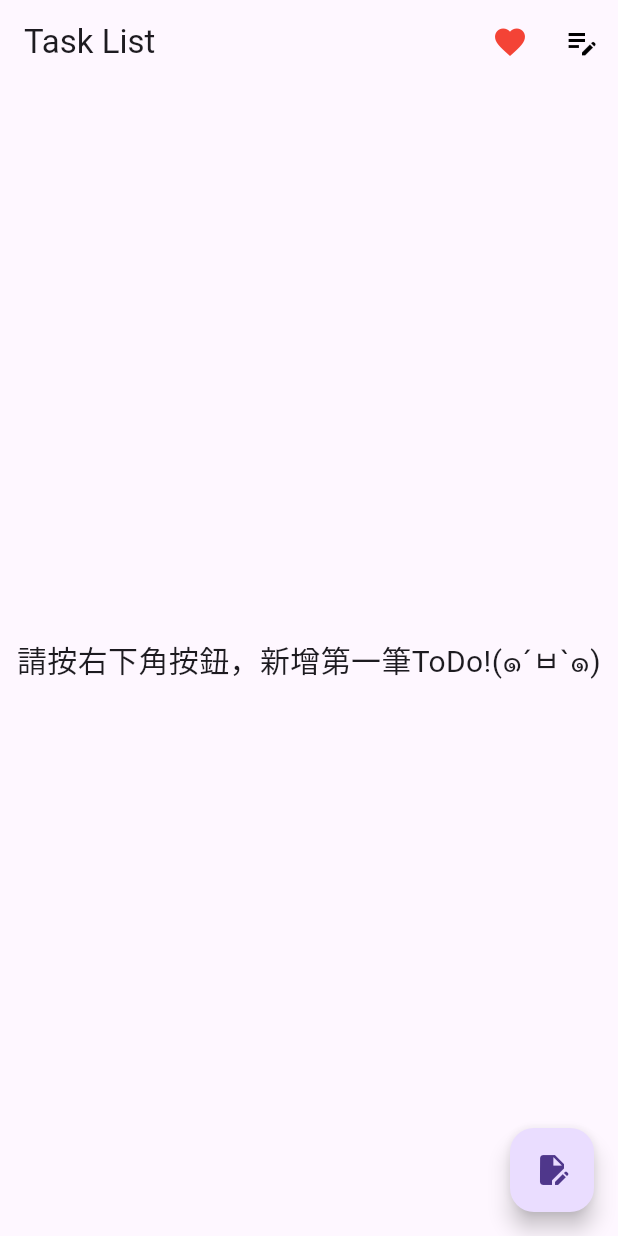
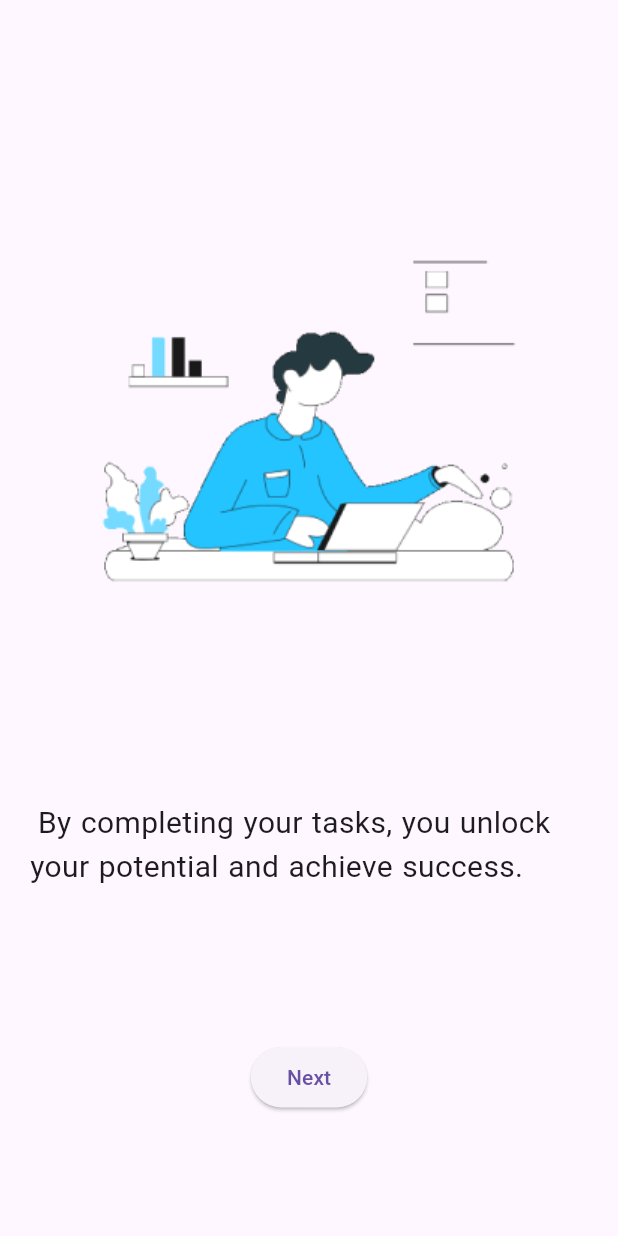
Before and after one commit to a23658945/Practice_1131219, a Flutter app: the screen it shows after launch, on a phone screen of 412 x 824 dp. Run offline on Flutter 3.47's test engine with Material 3 defaults, Android fonts, the phone set to English and light mode, and no system bars.

```diff
--- /dev/null
+++ b/lib/EntryScreen.dart
@@ -0,0 +1,32 @@
+import 'package:flutter/material.dart';
+
+class Entryscreen extends StatelessWidget {
+  const Entryscreen({super.key});
+
+  @override
+  Widget build(BuildContext context) {
+    return Scaffold(
+      body: Column(
+        mainAxisAlignment: MainAxisAlignment.spaceEvenly,
+        children: [
+          Container(
+            child: Image.asset('assets/SplashPage.png'),
+          ),
+          Container(
+            padding: EdgeInsets.all(20),
+            child: Text(
+              " By completing your tasks, you unlock your potential and achieve success.",
+              textAlign: TextAlign.left,
+              style: TextStyle(fontSize: 20, wordSpacing: 1),
+            ),
+          ),
+          ElevatedButton(
+              onPressed: () {
+                Navigator.pushNamed(context, '/ListPage');
+              },
+              child: Text("Next"))
+        ],
+      ),
+    );
+  }
+}
--- a/lib/ListPage.dart
+++ b/lib/ListPage.dart
@@ -46,6 +46,7 @@ class _ListPageState extends State<ListPage> {
               return Tasklist(
                   checked: item.checked,
                   content: item.content,
+                  loved: item.loved,
                   onCheckedChanged: (bool? newValue) {
                     setState(() {
                       task[index].checked = newValue ?? false;
@@ -64,7 +65,8 @@ class _ListPageState extends State<ListPage> {
           final result = await Navigator.pushNamed(context, '/ContentPage');
           if (result != null && result != '') {
             setState(() {
-              task.add(TodoData(checked: false, content: result.toString()));
+              task.add(TodoData(
+                  checked: false, content: result.toString(), loved: false));
             });
           }
 
--- a/lib/dataList.dart
+++ b/lib/dataList.dart
@@ -1,5 +1,6 @@
 class TodoData {
   String content;
   bool checked;
-  TodoData({required this.checked, required this.content});
+  bool loved;
+  TodoData({required this.checked, required this.content, required this.loved});
 }
--- a/lib/main.dart
+++ b/lib/main.dart
@@ -1,6 +1,7 @@
 import 'package:flutter/material.dart';
 import 'ContentPage.dart';
 import 'ListPage.dart';
+import 'EntryScreen.dart';
 
 void main() {
   runApp(const MainApp());
@@ -13,9 +14,9 @@ class MainApp extends StatelessWidget {
   Widget build(BuildContext context) {
     return MaterialApp(
       debugShowCheckedModeBanner: false,
-      initialRoute: '/ListPage',
+      initialRoute: '/',
       routes: {
-        // '/': (context) => Scaffold(body: ExTextField_1()),
+        '/': (context) => Entryscreen(),
         '/ListPage': (context) => ListPage(),
         '/ContentPage': (context) => ContentPage()
       },
```
Also changed, not shown: lib/taskList.dart (+14 -1 lines).
